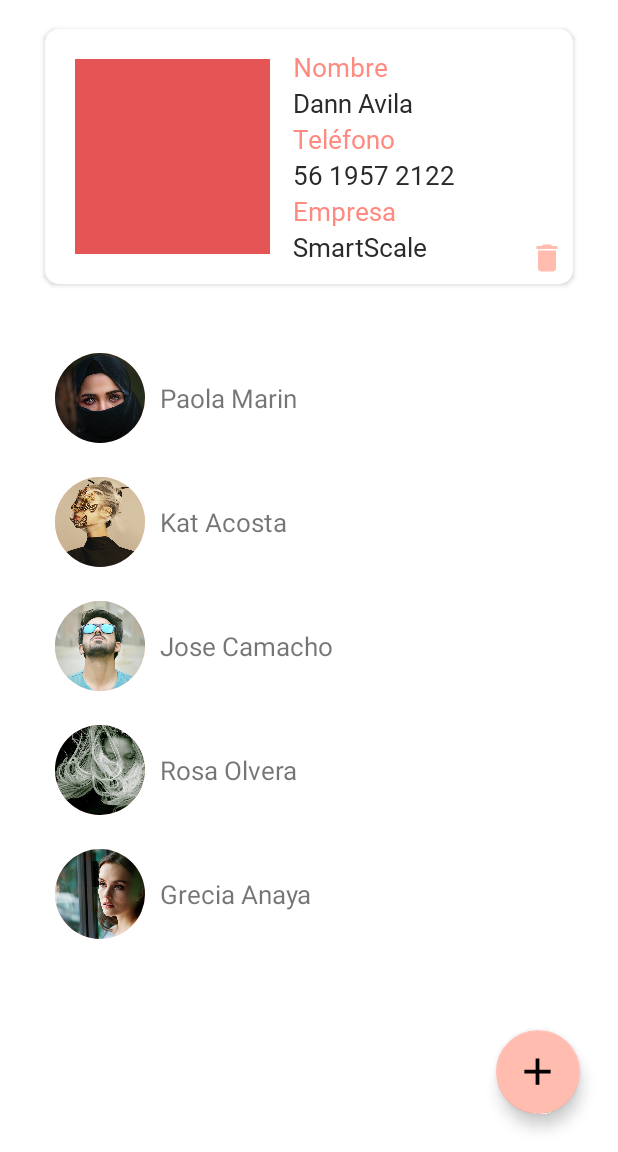
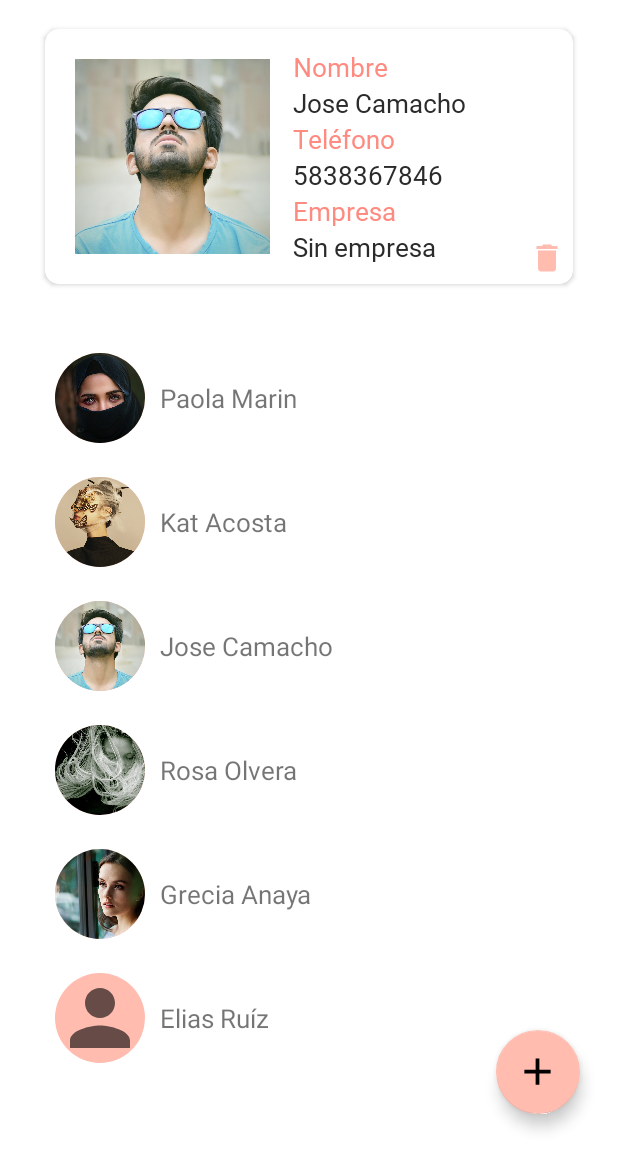
Before and after one commit to DanCRk/ContactosPrueba, an Android app: the screen it shows after launch (MainActivity), after a tap on an icon or button, on a phone screen of 412 x 824 dp, the part 84-1236 px from its top. Run offline under Robolectric (Android 15) with nearby library versions, the phone set to English and light mode, and no system bars; our stand-ins replace Dagger/Hilt's generated code; 2 other taps on this screen came first.

Commit message:
Seccion del recyclerview y detalles del contacto seleccionado listas, contemplando la posibilidad de que el usuario no añada una imagen para su contacto y/o no añada su empresa

```diff
--- a/app/src/main/java/com/prueba/contactos/data/adapters/ViewHolder.kt
+++ b/app/src/main/java/com/prueba/contactos/data/adapters/ViewHolder.kt
@@ -3,6 +3,7 @@ package com.prueba.contactos.data.adapters
 import android.view.View
 import androidx.recyclerview.widget.RecyclerView
 import com.bumptech.glide.Glide
+import com.prueba.contactos.R
 import com.prueba.contactos.data.model.Contacto
 import com.prueba.contactos.databinding.ItemContactoBinding
 
@@ -16,7 +17,12 @@ class ViewHolder (val view: View): RecyclerView.ViewHolder(view){
         val nombreCompleto = contacto.nombre + " " + contacto.apellido
 
         //cargamos la imagen en la vista
-        binding.imgContactoList.setImageResource(contacto.img)
+
+        if (contacto.img==(0)){
+            binding.imgContactoList.setImageResource(R.drawable.ic_usuario)
+        }else{
+            binding.imgContactoList.setImageResource(contacto.img)
+        }
 
         //cargamos el nombre del contacto
         binding.nombreContactoList.text = nombreCompleto
--- a/app/src/main/java/com/prueba/contactos/data/model/Contacto.kt
+++ b/app/src/main/java/com/prueba/contactos/data/model/Contacto.kt
@@ -5,7 +5,7 @@ import android.graphics.drawable.Drawable
 // Creamos la clase contacto donde tendra los atributos que querramos que tenga un contacto
 
 data class Contacto(
-    val img:Int,
+    val img:Int=0,
     val nombre:String,
     val apellido:String,
     val telefono:String,
--- a/app/src/main/java/com/prueba/contactos/data/model/ContactosProvider.kt
+++ b/app/src/main/java/com/prueba/contactos/data/model/ContactosProvider.kt
@@ -4,7 +4,7 @@ import com.prueba.contactos.R
 import javax.inject.Inject
 
 class ContactosProvider @Inject constructor() {
-    val contacto = listOf<Contacto>(
+    val contacto = listOf(
         Contacto(
             R.drawable.contacto_1,
             nombre = "Paola",
@@ -16,29 +16,36 @@ class ContactosProvider @Inject constructor() {
             R.drawable.contacto_2,
             nombre = "Kat",
             apellido = "Acosta",
-            telefono = "5613245476",
+            telefono = "5571836782",
             empresa = "Amazon"
         ),
         Contacto(
             R.drawable.contacto_3,
             nombre = "Jose",
             apellido = "Camacho",
-            telefono = "5613245476",
+            telefono = "5838367846",
             empresa = ""
         ),
         Contacto(
             R.drawable.contacto_4,
             nombre = "Rosa",
             apellido = "Olvera",
-            telefono = "5613245476",
+            telefono = "5583572712",
             empresa = ""
         ),
         Contacto(
             R.drawable.contacto_5,
             nombre = "Grecia",
             apellido = "Anaya",
-            telefono = "5613245476",
+            telefono = "5942735737",
             empresa = "Oxxo"
         ),
+        Contacto(
+            0,
+            nombre = "Elias",
+            apellido = "Ruíz",
+            telefono = "5973736852",
+            empresa = ""
+        )
     )
 }
--- a/app/src/main/java/com/prueba/contactos/ui/view/MainActivity.kt
+++ b/app/src/main/java/com/prueba/contactos/ui/view/MainActivity.kt
@@ -19,6 +19,7 @@ class MainActivity : AppCompatActivity() {
     private val contactosViewModel: ContactosViewModel by viewModels()
     private lateinit var adapter: RecyclerContactosAdapter
     private val contactosList = mutableListOf<Contacto>()
+    private val isVisible = false
 
     override fun onCreate(savedInstanceState: Bundle?) {
         super.onCreate(savedInstanceState)
@@ -32,10 +33,10 @@ class MainActivity : AppCompatActivity() {
 
         setRecyclerView()
 
-        contactosViewModel.allContacts.observe(this, {list ->
-            if (!list.isNullOrEmpty()){
-                for (ct in list){
-                    if (!contactosList.contains(ct)){
+        contactosViewModel.allContacts.observe(this, { list ->
+            if (!list.isNullOrEmpty()) {
+                for (ct in list) {
+                    if (!contactosList.contains(ct)) {
                         contactosList.add(ct)
                     }
                 }
@@ -55,12 +56,38 @@ class MainActivity : AppCompatActivity() {
     // Funcion cuando se hace click en un contacto
     private fun onItemSelected(contacto: Contacto) {
         val nombreCompleto = contacto.nombre + " " + contacto.apellido
+        contactDetails(contacto)
         Toast.makeText(this, nombreCompleto, Toast.LENGTH_SHORT).show()
     }
 
+    //Funcion para establecer el detalle del contacto
+    private fun contactDetails(contacto: Contacto) {
+        val nombreCompleto = contacto.nombre + " " + contacto.apellido
+        binding.nombre.text = nombreCompleto
+        binding.telefono.text = contacto.telefono
+        if (contacto.empresa != "") {
+            binding.empresa.text = contacto.empresa
+        } else {
+            binding.empresa.text = "Sin empresa"
+        }
+        if (contacto.img == 0) {
+            binding.imgContacto.setImageResource(R.drawable.ic_usuario)
+        } else {
+            binding.imgContacto.setImageResource(contacto.img)
+        }
+    }
+
     // Refrescar el recyclerview
-    private fun refreshRecyclerView(){ if(!contactosList.isNullOrEmpty()){ adapter.notifyDataSetChanged() }else{ showError() } }
+    private fun refreshRecyclerView() {
+        if (!contactosList.isNullOrEmpty()) {
+            adapter.notifyDataSetChanged()
+        } else {
+            showError()
+        }
+    }
 
     // Mostrar un error con un toast
-    private fun showError(){ Toast.makeText(this, "Ha ocurrido un error", Toast.LENGTH_SHORT).show() }
+    private fun showError() {
+        Toast.makeText(this, "Ha ocurrido un error", Toast.LENGTH_SHORT).show()
+    }
 }
--- a/app/src/main/res/layout-land/activity_main.xml
+++ b/app/src/main/res/layout-land/activity_main.xml
@@ -127,7 +127,7 @@
                         android:textSize="17sp" />
 
                     <TextView
-                        android:id="@+id/emrpesa"
+                        android:id="@+id/empresa"
                         android:layout_width="wrap_content"
                         android:layout_height="wrap_content"
                         android:layout_marginStart="10dp"
--- a/app/src/main/res/layout/activity_main.xml
+++ b/app/src/main/res/layout/activity_main.xml
@@ -114,7 +114,7 @@
                     android:textSize="17sp" />
 
                 <TextView
-                    android:id="@+id/emrpesa"
+                    android:id="@+id/empresa"
                     android:layout_width="wrap_content"
                     android:layout_height="wrap_content"
                     android:layout_marginStart="10dp"
```
